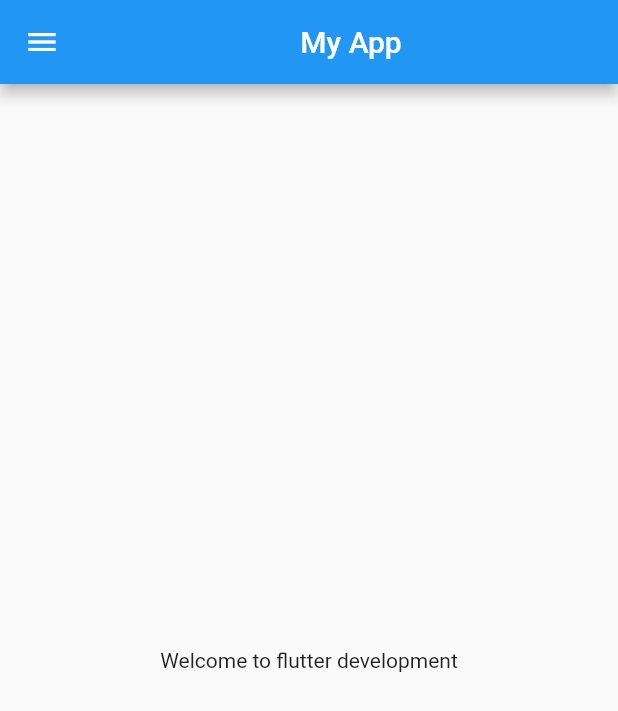
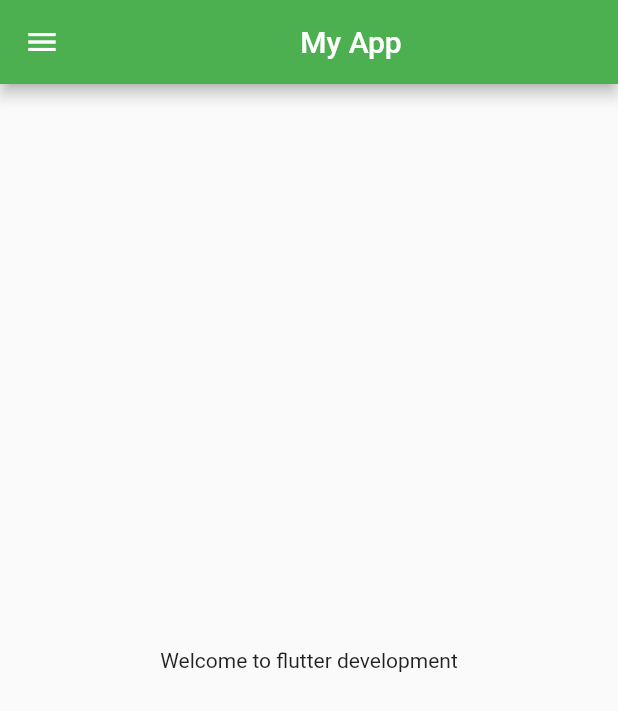
Before and after one commit to DineshAryal6063/flutter_training, a Flutter app: the screen it shows after launch, on a phone screen of 412 x 824 dp. Shown: the top 711 px of the screen. Run offline on Flutter 3.47's test engine with Material 2 defaults, Android fonts, the phone set to English and light mode, and no system bars.

Commit message:
Day 3 completed

```diff
--- a/lib/main.dart
+++ b/lib/main.dart
@@ -1,6 +1,7 @@
-import 'package:first_app/home_page.dart';
+import 'package:first_app/pages/home_page.dart';
+import 'package:first_app/pages/login.dart';
 import 'package:flutter/material.dart';
-import 'home_page.dart';
+import 'pages/home_page.dart';
 
 void main() {
   runApp(const MyApp());
@@ -11,6 +12,17 @@ class MyApp extends StatelessWidget {
 
   @override
   Widget build(BuildContext context) {
-    return MaterialApp(home: HomePage());
+    return MaterialApp(
+      themeMode: ThemeMode.light,
+      theme: ThemeData(primarySwatch: Colors.green),
+      darkTheme: ThemeData(
+        brightness: Brightness.dark,
+      ),
+      initialRoute: '/home',
+      routes: {
+        "/home": (context) => HomePage(),
+        "/": (context) => Login(),
+      },
+    );
   }
 }
```
Also changed, not shown: lib/pages/login.dart (added, +21 -0 lines), lib/pages/home_page.dart (renamed from lib/home_page.dart).
